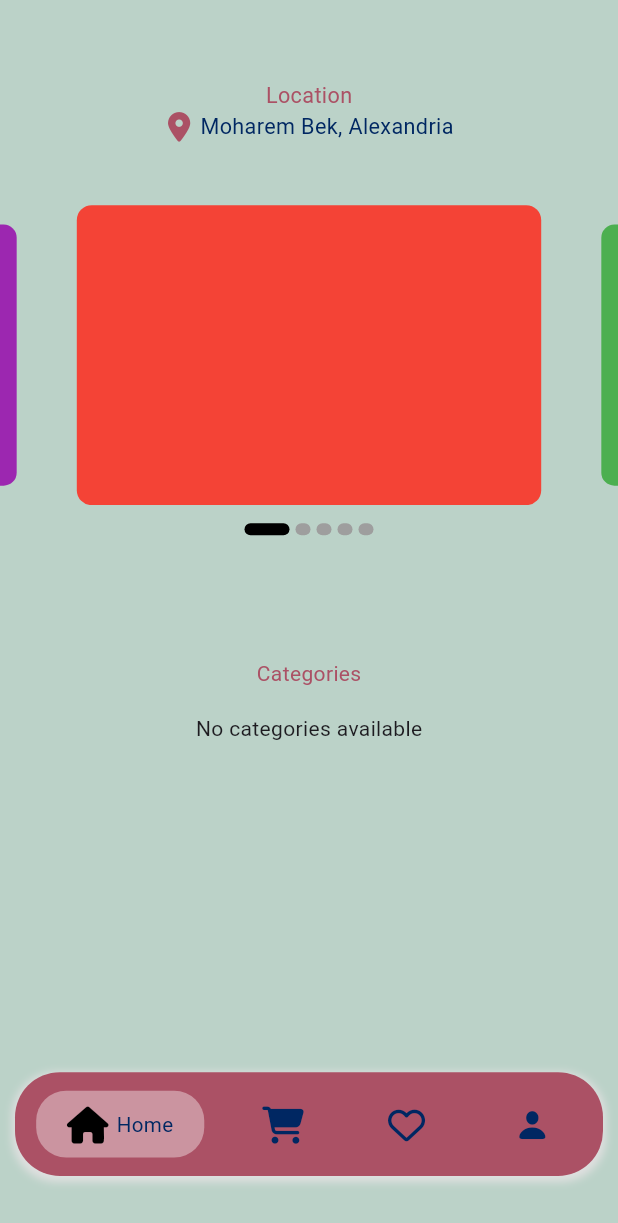
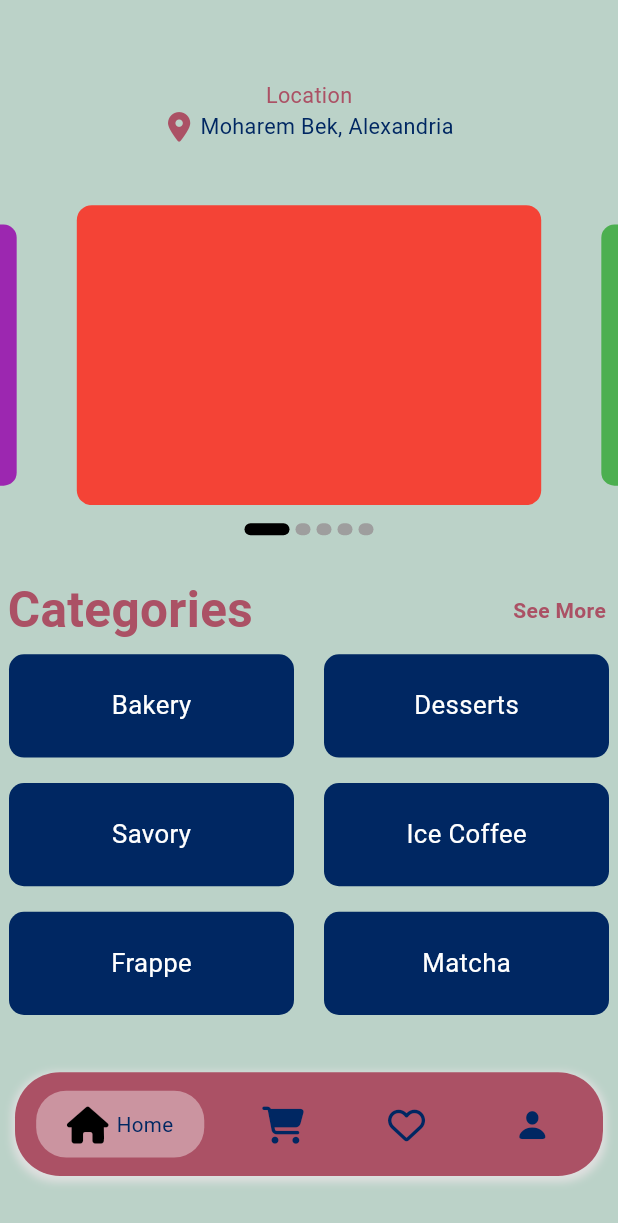
Before and after one commit to ZyadWKhedr/Sabrina2025, a Flutter app: the HomePage screen opened by its route, on a phone screen of 412 x 824 dp. Shown: the top 1223 px of the screen. Run offline on Flutter 3.47's test engine with Material 3 defaults, Android fonts, the light colour scheme and no system bars; drawn by our look-alikes of carousel_slider, google_nav_bar, smooth_page_indicator; our stand-ins replace animated_text_kit, fluttertoast, font_awesome_flutter, get, shared_preferences, supabase_flutter; accounts and stored records are empty.

Commit message:
Some Categories on home page and see all text navigate to page with all categories

```diff
--- a/lib/view/home/home_page.dart
+++ b/lib/view/home/home_page.dart
@@ -1,10 +1,14 @@
 import 'package:flutter/material.dart';
 import 'package:font_awesome_flutter/font_awesome_flutter.dart';
+import 'package:get/get.dart';
+import 'package:get/get_core/src/get_main.dart';
 import 'package:provider/provider.dart'; // Importing provider to use ProductViewModel
 import 'package:sabrina2025/core/app/custom_navigation_bar.dart';
 import 'package:sabrina2025/core/app/custom_text.dart';
 import 'package:sabrina2025/core/constants/app_colors.dart';
 import 'package:sabrina2025/core/constants/dimensions.dart';
+import 'package:sabrina2025/view/all_categories_page.dart';
+import 'package:sabrina2025/view/home/widgets/categories_grid.dart';
 import 'package:sabrina2025/view/home/widgets/custom_carousel.dart';
 import 'package:sabrina2025/view_model/product_view_model.dart';
 
@@ -73,7 +77,7 @@ class _HomeContentState extends State<HomeContent> {
 
     return SingleChildScrollView(
       child: Column(
-        mainAxisAlignment: MainAxisAlignment.center,
+        mainAxisAlignment: MainAxisAlignment.start, // Align children at the top
         crossAxisAlignment: CrossAxisAlignment.center,
         children: [
           SizedBox(
@@ -95,22 +99,35 @@ class _HomeContentState extends State<HomeContent> {
           ),
           SizedBox(height: Dimensions.height50),
           CustomCarousel(),
-          SizedBox(height: Dimensions.height50 * 2),
-          CustomText(text: 'Categories'),
-          SizedBox(height: Dimensions.height20),
-          productViewModel.categories.isNotEmpty
-              ? ListView.builder(
-                  shrinkWrap: true,
-                  physics: const NeverScrollableScrollPhysics(),
-                  itemCount: productViewModel.categories.length,
-                  itemBuilder: (context, index) {
-                    final categories = productViewModel.categories[index];
-                    return ListTile(
-                      title: Text(categories.name),
-                    );
-                  },
-                )
-              : const Center(child: Text('No categories available')),
+          SizedBox(
+              height: Dimensions.height20), // Adjust or remove if not needed
+          Padding(
+            padding: const EdgeInsets.only(top: 10.0, left: 5),
+            child: Row(
+              mainAxisAlignment: MainAxisAlignment.spaceBetween,
+              children: [
+                CustomText(
+                  text: 'Categories',
+                  fontSize: Dimensions.font40,
+                  fontWeight: FontWeight.bold,
+                ),
+                Padding(
+                  padding: const EdgeInsets.only(right: 8.0),
+                  child: GestureDetector(
+                    child: CustomText(
+                      text: 'See More',
+                      fontWeight: FontWeight.bold,
+                    ),
+                    onTap: () {
+                      Get.off(AllCategoriesPage(
+                          categories: productViewModel.categories));
+                    },
+                  ),
+                ),
+              ],
+            ),
+          ),
+          CategoriesGrid(), // Ensure this widget doesn't have extra padding
         ],
       ),
     );
--- /dev/null
+++ b/lib/view/home/widgets/categories_grid.dart
@@ -0,0 +1,51 @@
+import 'package:flutter/material.dart';
+import 'package:sabrina2025/core/app/custom_text.dart';
+import 'package:sabrina2025/core/constants/app_colors.dart';
+import 'package:sabrina2025/core/constants/dimensions.dart';
+
+class CategoriesGrid extends StatelessWidget {
+  final List<String> categories = [
+    'Bakery',
+    'Desserts',
+    'Savory',
+    'Ice Coffee',
+    'Frappe',
+    'Matcha'
+  ];
+
+  CategoriesGrid({super.key});
+
+  @override
+  Widget build(BuildContext context) {
+    return categories.isNotEmpty
+        ? GridView.builder(
+            shrinkWrap: true,
+            physics: const NeverScrollableScrollPhysics(),
+            gridDelegate: const SliverGridDelegateWithFixedCrossAxisCount(
+              crossAxisCount: 2,
+              crossAxisSpacing: 8.0,
+              mainAxisSpacing: 5.0,
+              childAspectRatio: 2.5,
+            ),
+            itemCount: categories.length,
+            itemBuilder: (context, index) {
+              final category = categories[index];
+              return Padding(
+                padding: const EdgeInsets.all(6.0),
+                child: Container(
+                    alignment: Alignment.center,
+                    decoration: BoxDecoration(
+                      color: AppColors.iconColor,
+                      borderRadius: BorderRadius.circular(10),
+                    ),
+                    child: CustomText(
+                      text: category,
+                      color: Colors.white,
+                      fontSize: Dimensions.font20 / 1.2,
+                    )),
+              );
+            },
+          )
+        : const Center(child: Text('No categories available'));
+  }
+}
```
Also changed, not shown: lib/view/all_categories_page.dart (added, +56 -0 lines).
